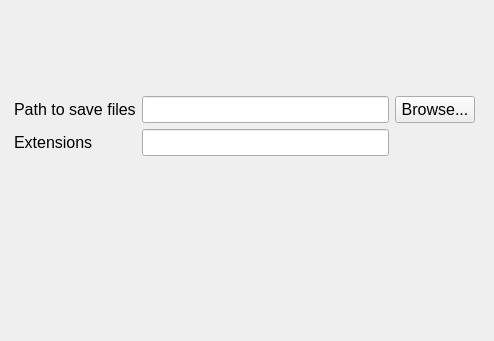
Qt form LoadingFromDiskSettingsWindow.ui (sergey-nevar/USBCopyist) before a commit.
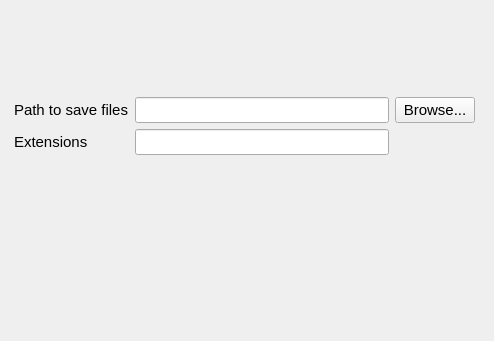
The same form after that commit.

Commit message: add class Options

```diff
--- a/LoadingFromDiskSettingsWindow.ui
+++ b/LoadingFromDiskSettingsWindow.ui
@@ -10,10 +10,15 @@
     <height>341</height>
    </rect>
   </property>
+  <property name="font">
+   <font>
+    <pointsize>11</pointsize>
+   </font>
+  </property>
   <property name="windowTitle">
    <string>Form</string>
   </property>
-  <widget class="QWidget" name="">
+  <widget class="QWidget" name="layoutWidget">
    <property name="geometry">
     <rect>
      <x>14</x>
@@ -27,7 +32,7 @@
      <widget class="QLabel" name="pathLabel">
       <property name="font">
        <font>
-        <pointsize>12</pointsize>
+        <pointsize>11</pointsize>
        </font>
       </property>
       <property name="text">
@@ -39,7 +44,7 @@
      <widget class="QLabel" name="extensionsLabel">
       <property name="font">
        <font>
-        <pointsize>12</pointsize>
+        <pointsize>11</pointsize>
        </font>
       </property>
       <property name="text">
@@ -51,7 +56,7 @@
      <widget class="QPushButton" name="browsePushButton">
       <property name="font">
        <font>
-        <pointsize>12</pointsize>
+        <pointsize>11</pointsize>
        </font>
       </property>
       <property name="text">
@@ -63,7 +68,7 @@
      <widget class="QLineEdit" name="extensionsLineEdit">
       <property name="font">
        <font>
-        <pointsize>12</pointsize>
+        <pointsize>11</pointsize>
        </font>
       </property>
      </widget>
@@ -72,7 +77,7 @@
      <widget class="QLineEdit" name="pathLineEdit">
       <property name="font">
        <font>
-        <pointsize>12</pointsize>
+        <pointsize>11</pointsize>
        </font>
       </property>
       <property name="readOnly">
```
The commit also changes 6 other files.
